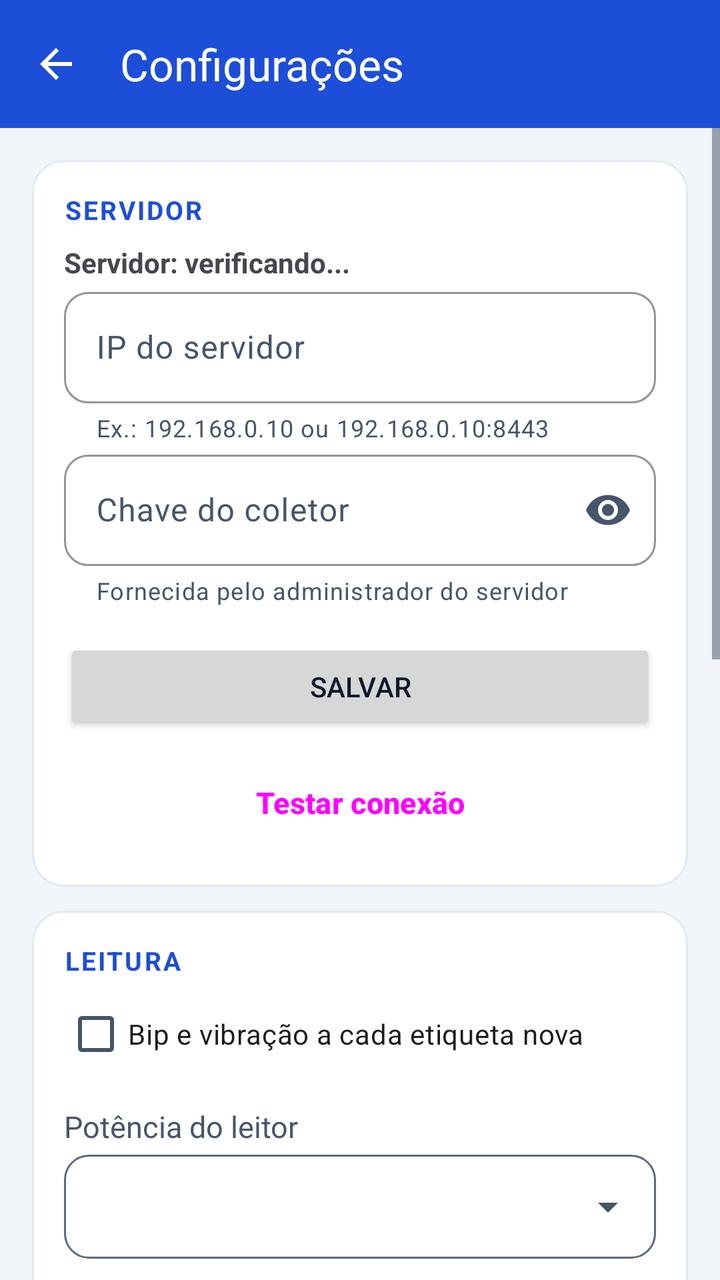
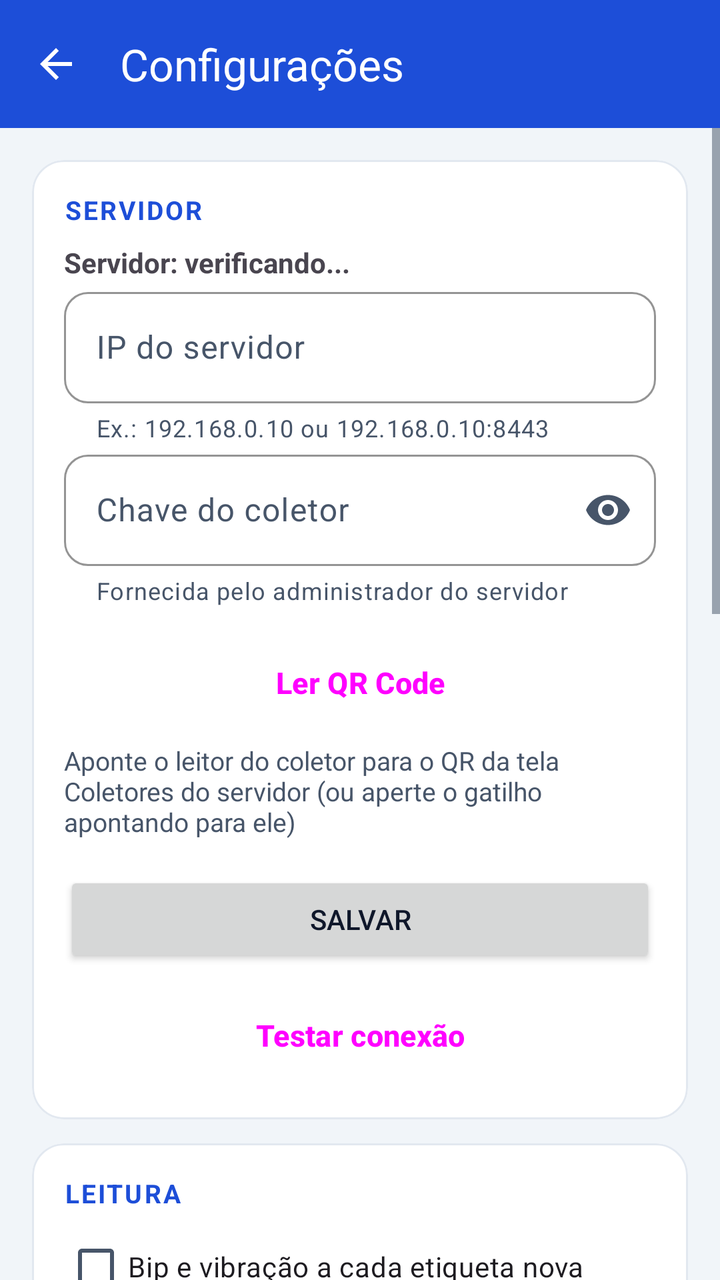

The first picture is an Android layout as it rendered before a commit; the second is the same layout after the commit. The layout source and the unified diff follow.
<!-- AndroidManifest.xml: application theme Theme.RFIDAndroid -->
<!-- res/layout/activity_settings.xml -->
<LinearLayout xmlns:android="http://schemas.android.com/apk/res/android"
    xmlns:app="http://schemas.android.com/apk/res-auto"
    android:orientation="vertical"
    android:layout_width="match_parent"
    android:layout_height="match_parent">

    <com.google.android.material.appbar.MaterialToolbar
        android:id="@+id/barraConfiguracoes"
        style="@style/Widget.RFID.Barra"
        app:title="@string/config_barra_titulo"
        app:navigationIcon="@drawable/ic_voltar"
        app:navigationIconTint="@color/white"
        app:navigationContentDescription="@string/config_voltar"
        android:layout_width="match_parent"
        android:layout_height="wrap_content"/>

    <ScrollView
        android:layout_width="match_parent"
        android:layout_height="match_parent">

        <LinearLayout
            android:orientation="vertical"
            android:padding="16dp"
            android:layout_width="match_parent"
            android:layout_height="wrap_content">

            
            <com.google.android.material.card.MaterialCardView
                android:layout_width="match_parent"
                android:layout_height="wrap_content">

                <LinearLayout
                    android:orientation="vertical"
                    android:padding="16dp"
                    android:layout_width="match_parent"
                    android:layout_height="wrap_content">

                    <TextView
                        android:text="@string/config_servidor"
                        android:textAppearance="@style/Texto.RFID.Secao"
                        android:layout_width="wrap_content"
                        android:layout_height="wrap_content"/>

                    <TextView
                        android:id="@+id/txtStatusServidor"
                        android:text="@string/config_servidor_verificando"
                        android:textStyle="bold"
                        android:layout_marginTop="8dp"
                        android:layout_width="match_parent"
                        android:layout_height="wrap_content"/>

                    <com.google.android.material.textfield.TextInputLayout
                        android:hint="@string/config_ip_hint"
                        app:helperText="Ex.: 192.168.0.10 ou 192.168.0.10:8443"
                        android:layout_width="match_parent"
                        android:layout_height="wrap_content">

                        <com.google.android.material.textfield.TextInputEditText
                            android:id="@+id/edtIp"
                            android:inputType="textUri|textNoSuggestions"
                            android:imeOptions="actionNext"
                            android:importantForAutofill="no"
                            android:layout_width="match_parent"
                            android:layout_height="wrap_content"/>
                    </com.google.android.material.textfield.TextInputLayout>

                    <com.google.android.material.textfield.TextInputLayout
                        android:id="@+id/layoutChave"
                        android:hint="@string/config_chave_hint"
                        app:helperText="Fornecida pelo administrador do servidor"
                        app:endIconMode="password_toggle"
                        android:layout_width="match_parent"
                        android:layout_height="wrap_content">

                        <com.google.android.material.textfield.TextInputEditText
                            android:id="@+id/edtChave"
                            android:inputType="textPassword|textNoSuggestions"
                            android:importantForAutofill="no"
                            android:layout_width="match_parent"
                            android:layout_height="wrap_content"/>
                    </com.google.android.material.textfield.TextInputLayout>

                    <Button
                        android:id="@+id/btnSalvar"
                        android:text="@string/config_salvar"
                        android:layout_marginTop="16dp"
                        android:layout_width="match_parent"
                        android:layout_height="wrap_content"/>

                    <Button
                        android:id="@+id/btnTestarServidor"
                        style="@style/Widget.RFID.Botao.Contorno"
                        android:text="@string/config_testar_conexao"
                        android:layout_marginTop="8dp"
                        android:layout_width="match_parent"
                        android:layout_height="wrap_content"/>
                </LinearLayout>
            </com.google.android.material.card.MaterialCardView>

            
            <com.google.android.material.card.MaterialCardView
                android:layout_marginTop="12dp"
                android:layout_width="match_parent"
                android:layout_height="wrap_content">

                <LinearLayout
                    android:orientation="vertical"
                    android:padding="16dp"
                    android:layout_width="match_parent"
                    android:layout_height="wrap_content">

                    <TextView
                        android:text="@string/config_leitura"
                        android:textAppearance="@style/Texto.RFID.Secao"
                        android:layout_width="wrap_content"
                        android:layout_height="wrap_content"/>

                    
                    <CheckBox
                        android:id="@+id/chkAvisoLeitura"
                        android:text="@string/config_aviso_leitura"
                        android:layout_marginTop="4dp"
                        android:layout_width="match_parent"
                        android:layout_height="wrap_content"/>

                    
                    <TextView
                        android:text="@string/config_potencia"
                        android:textAppearance="@style/Texto.RFID.Secundario"
                        android:layout_marginTop="12dp"
                        android:layout_width="wrap_content"
                        android:layout_height="wrap_content"/>

                    
                    <Spinner
                        android:id="@+id/spnPotencia"
                        android:background="@drawable/campo_contorno"
                        android:minHeight="52dp"
                        android:layout_marginTop="4dp"
                        android:layout_width="match_parent"
                        android:layout_height="wrap_content"/>

                    <TextView
                        android:text="@string/config_potencia_explicacao"
                        android:textAppearance="@style/Texto.RFID.Secundario"
                        android:layout_marginTop="8dp"
                        android:layout_width="match_parent"
                        android:layout_height="wrap_content"/>

                    
                    <TextView
                        android:text="@string/config_alcance"
                        android:textAppearance="@style/Texto.RFID.Secundario"
                        android:layout_marginTop="12dp"
                        android:layout_width="wrap_content"
                        android:layout_height="wrap_content"/>

                    <Spinner
                        android:id="@+id/spnAlcance"
                        android:background="@drawable/campo_contorno"
                        android:minHeight="52dp"
                        android:layout_marginTop="4dp"
                        android:layout_width="match_parent"
                        android:layout_height="wrap_content"/>

                    <CheckBox
                        android:id="@+id/chkSoEmpresa"
                        android:text="@string/config_so_empresa"
                        android:layout_marginTop="8dp"
                        android:layout_width="match_parent"
                        android:layout_height="wrap_content"/>

                    <TextView
                        android:text="@string/config_filtros_explicacao"
                        android:textAppearance="@style/Texto.RFID.Secundario"
                        android:layout_marginTop="4dp"
                        android:layout_width="match_parent"
                        android:layout_height="wrap_content"/>
                </LinearLayout>
            </com.google.android.material.card.MaterialCardView>

            
            <com.google.android.material.card.MaterialCardView
                android:layout_marginTop="12dp"
                android:layout_width="match_parent"
                android:layout_height="wrap_content">

                <LinearLayout
                    android:orientation="vertical"
                    android:padding="16dp"
                    android:layout_width="match_parent"
                    android:layout_height="wrap_content">

                    <TextView
                        android:text="@string/config_certificado"
                        android:textAppearance="@style/Texto.RFID.Secao"
                        android:layout_width="wrap_content"
                        android:layout_height="wrap_content"/>

                    
                    <TextView
                        android:id="@+id/txtCertificado"
                        android:typeface="monospace"
                        android:textSize="12sp"
                        android:textColor="@color/texto"
                        android:layout_marginTop="8dp"
                        android:layout_width="match_parent"
                        android:layout_height="wrap_content"/>
                </LinearLayout>
            </com.google.android.material.card.MaterialCardView>

            
            <com.google.android.material.card.MaterialCardView
                android:layout_marginTop="12dp"
                android:layout_width="match_parent"
                android:layout_height="wrap_content">

                <LinearLayout
                    android:orientation="vertical"
                    android:padding="16dp"
                    android:layout_width="match_parent"
                    android:layout_height="wrap_content">

                    <TextView
                        android:text="@string/config_aplicativo"
                        android:textAppearance="@style/Texto.RFID.Secao"
                        android:layout_width="wrap_content"
                        android:layout_height="wrap_content"/>

                    <TextView
                        android:id="@+id/txtVersao"
                        android:textAppearance="@style/Texto.RFID.Secundario"
                        android:layout_marginTop="8dp"
                        android:layout_width="match_parent"
                        android:layout_height="wrap_content"/>

                    
                    <Button
                        android:id="@+id/btnAtualizacao"
                        style="@style/Widget.RFID.Botao.Contorno"
                        android:text="@string/config_procurar_atualizacao"
                        android:layout_marginTop="8dp"
                        android:layout_width="match_parent"
                        android:layout_height="wrap_content"/>

                    
                    <Button
                        android:id="@+id/btnDiagnostico"
                        style="@style/Widget.RFID.Botao.Contorno"
                        android:text="@string/diagnostico_titulo"
                        android:layout_marginTop="8dp"
                        android:layout_width="match_parent"
                        android:layout_height="wrap_content"/>
                </LinearLayout>
            </com.google.android.material.card.MaterialCardView>
        </LinearLayout>
    </ScrollView>
</LinearLayout>
<!-- resources referenced by this layout -->
<resources>
  <color name="texto">#FF0F172A</color>
  <color name="white">#FFFFFFFF</color>
  <string name="config_alcance">Alcance da leitura</string>
  <string name="config_aplicativo">Aplicativo</string>
  <string name="config_aviso_leitura">Bip e vibração a cada etiqueta nova</string>
  <string name="config_barra_titulo">Configurações</string>
  <string name="config_certificado">Certificado do servidor</string>
  <string name="config_chave_hint">Chave do coletor</string>
  <string name="config_filtros_explicacao">Use o alcance para não ler a sala vizinha através da parede. \"Só etiquetas da empresa\" vale só no Inventário: ignora crachás e embalagens, mas também os bens com etiqueta antiga (não gravada pelo coletor), que passam a aparecer como faltando. A tela de Leitura e o Localizar leem todas.</string>
  <string name="config_ip_hint">IP do servidor</string>
  <string name="config_leitura">Leitura</string>
  <string name="config_potencia">Potência do leitor</string>
  <string name="config_potencia_explicacao">Menos potência lê só as etiquetas mais próximas (útil para não pegar as da sala ao lado) e gasta menos bateria.</string>
  <string name="config_procurar_atualizacao">Procurar atualização do app</string>
  <string name="config_salvar">Salvar</string>
  <string name="config_servidor">Servidor</string>
  <string name="config_servidor_verificando">Servidor: verificando...</string>
  <string name="config_so_empresa">No inventário, ler só etiquetas da empresa (gravadas pelo coletor)</string>
  <string name="config_testar_conexao">Testar conexão</string>
  <string name="config_voltar">Voltar</string>
  <string name="diagnostico_titulo">Diagnóstico do coletor</string>
  <style name="Texto.RFID.Secao" parent="">
          <item name="android:textSize">13sp</item>
          <item name="android:textStyle">bold</item>
          <item name="android:textAllCaps">true</item>
          <item name="android:letterSpacing">0.08</item>
          <item name="android:textColor">@color/primaria</item>
      </style>
  <style name="Texto.RFID.Secundario" parent="">
          <item name="android:textSize">15sp</item>
          <item name="android:textColor">@color/texto_secundario</item>
      </style>
  <color name="superficie">#FFFFFFFF</color>
  <color name="texto_terciario">#FF5B6B7F</color>
  <color name="primaria">#FF1D4ED8</color>
  <color name="texto_secundario">#FF475569</color>
  <style name="Forma.RFID.Pequena" parent="">
          <item name="cornerFamily">rounded</item>
          <item name="cornerSize">12dp</item>
      </style>
  <color name="primaria_clara">#FFDBEAFE</color>
  <color name="primaria_escura">#FF1E3A8A</color>
  <color name="secundaria">#FF0E7490</color>
  <color name="erro">#FFB91C1C</color>
  <color name="borda">#FFE2E8F0</color>
  <color name="fundo">#FFF1F5F9</color>
  <style name="Widget.RFID.Cartao" parent="Widget.Material3.CardView.Outlined">
          <item name="cardBackgroundColor">@color/superficie</item>
          <item name="strokeColor">@color/borda</item>
          <item name="cardCornerRadius">16dp</item>
          <item name="cardElevation">0dp</item>
      </style>
  <!-- drawable indicador_aba (drawable) -->
  <?xml version="1.0" encoding="utf-8"?>
  <shape xmlns:android="http://schemas.android.com/apk/res/android" android:shape="rectangle">
      <corners android:topLeftRadius="4dp" android:topRightRadius="4dp"/>
      <solid android:color="@color/white"/>
  </shape>
  <style name="Texto.RFID.Aba" parent="TextAppearance.Material3.TitleSmall">
          <item name="android:textSize">15sp</item>
          <item name="android:textStyle">bold</item>
          <item name="android:textAllCaps">false</item>
      </style>
  <!-- unchanged entries left out for length: 9 -->
</resources>

<!-- the commit's change to res/layout/activity_settings.xml (unified diff, before → after) -->
@@ -80,6 +80,23 @@
                             android:layout_height="wrap_content"/>
                     </com.google.android.material.textfield.TextInputLayout>
 
+                    
+                    <Button
+                        android:id="@+id/btnLerQr"
+                        style="@style/Widget.RFID.Botao.Contorno"
+                        android:text="@string/config_ler_qr"
+                        android:layout_marginTop="12dp"
+                        android:layout_width="match_parent"
+                        android:layout_height="wrap_content"/>
+
+                    <TextView
+                        android:text="@string/config_ler_qr_dica"
+                        android:textColor="@color/texto_secundario"
+                        android:textSize="13sp"
+                        android:layout_marginTop="4dp"
+                        android:layout_width="match_parent"
+                        android:layout_height="wrap_content"/>
+
                     <Button
                         android:id="@+id/btnSalvar"
                         android:text="@string/config_salvar"
<!-- resource entries referenced after the edit -->
@@ -11,6 +11,8 @@
   <string name="config_filtros_explicacao">Use o alcance para não ler a sala vizinha através da parede. \"Só etiquetas da empresa\" vale só no Inventário: ignora crachás e embalagens, mas também os bens com etiqueta antiga (não gravada pelo coletor), que passam a aparecer como faltando. A tela de Leitura e o Localizar leem todas.</string>
   <string name="config_ip_hint">IP do servidor</string>
   <string name="config_leitura">Leitura</string>
+  <string name="config_ler_qr">Ler QR Code</string>
+  <string name="config_ler_qr_dica">Aponte o leitor do coletor para o QR da tela Coletores do servidor (ou aperte o gatilho apontando para ele)</string>
   <string name="config_potencia">Potência do leitor</string>
   <string name="config_potencia_explicacao">Menos potência lê só as etiquetas mais próximas (útil para não pegar as da sala ao lado) e gasta menos bateria.</string>
   <string name="config_procurar_atualizacao">Procurar atualização do app</string>
